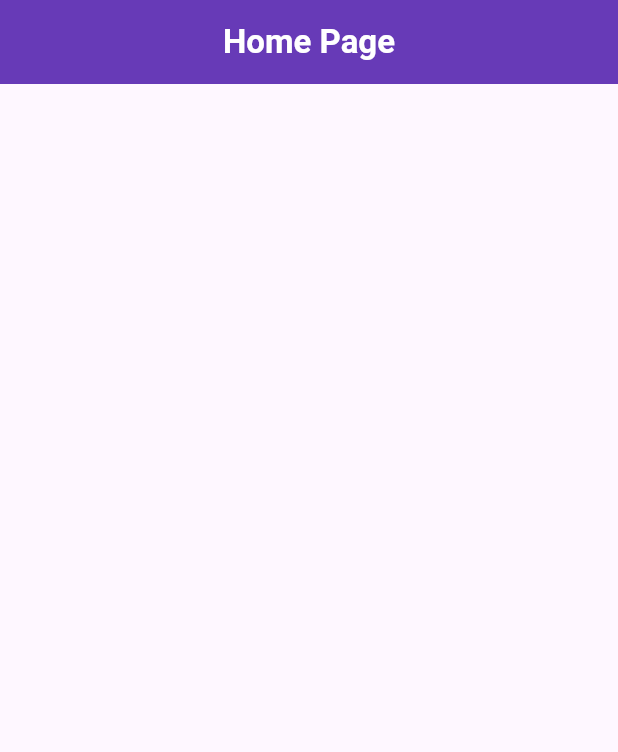
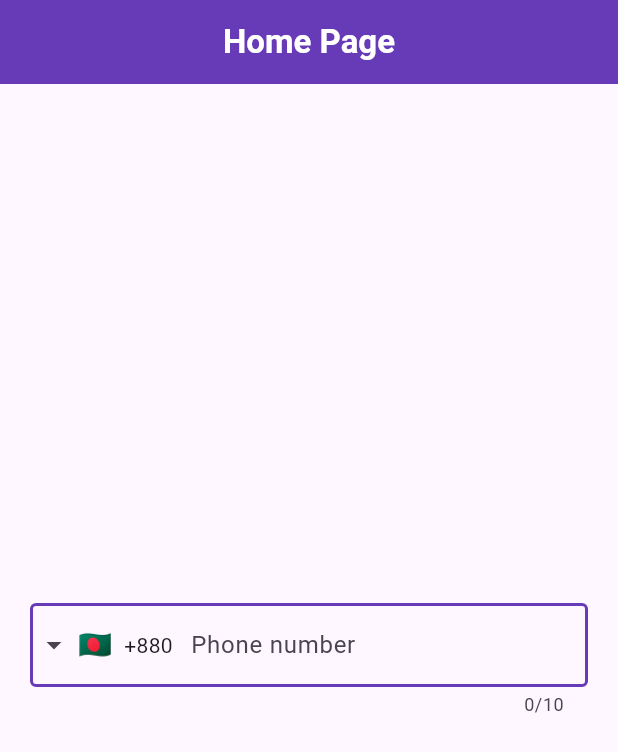
Before and after one commit to alhasann351/phone_number_country_code, a Flutter app: the screen it shows after launch, on a phone screen of 412 x 824 dp. Shown: the top 752 px of the screen. Run offline on Flutter 3.47's test engine with Material 3 defaults, Android fonts, the phone set to English and light mode, and no system bars; drawn by our look-alikes of intl_phone_field.

Commit message:
phone_field-added

```diff
--- a/lib/my_home_page.dart
+++ b/lib/my_home_page.dart
@@ -1,4 +1,5 @@
 import 'package:flutter/material.dart';
+import 'package:intl_phone_field/intl_phone_field.dart';
 
 class MyHomePage extends StatefulWidget {
   const MyHomePage({super.key});
@@ -23,6 +24,40 @@ class _MyHomePageState extends State<MyHomePage> {
           ),
         ),
       ),
+      body: Column(
+        mainAxisAlignment: MainAxisAlignment.center,
+        crossAxisAlignment: CrossAxisAlignment.center,
+        children: [
+          Padding(
+            padding: const EdgeInsets.symmetric(horizontal: 20),
+            child: IntlPhoneField(
+              initialCountryCode: 'BD',
+              keyboardType: TextInputType.phone,
+              decoration: InputDecoration(
+                labelText: 'Phone number',
+                enabledBorder: OutlineInputBorder(
+                  borderSide: BorderSide(
+                    width: 2,
+                    color: Theme.of(context).primaryColor,
+                  ),
+                ),
+                focusedBorder: OutlineInputBorder(
+                  borderSide: BorderSide(
+                    width: 2,
+                    color: Theme.of(context).primaryColor,
+                  ),
+                ),
+                focusedErrorBorder: const OutlineInputBorder(
+                  borderSide: BorderSide(
+                    width: 2,
+                    color: Colors.red,
+                  ),
+                ),
+              ),
+            ),
+          ),
+        ],
+      ),
     );
   }
 }
```
